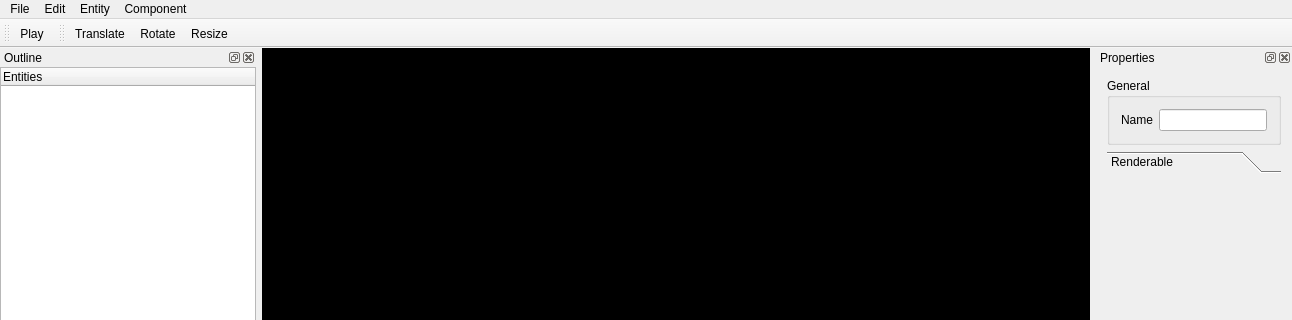
The window that RootTools/Treenity/UI/Treenity.ui (kevinortegren/zombieshroom) describes before a commit, drawn with Qt 5; both pictures show x 0 to 1292 and y 0 to 320 of the 1292 by 902 pixel window.
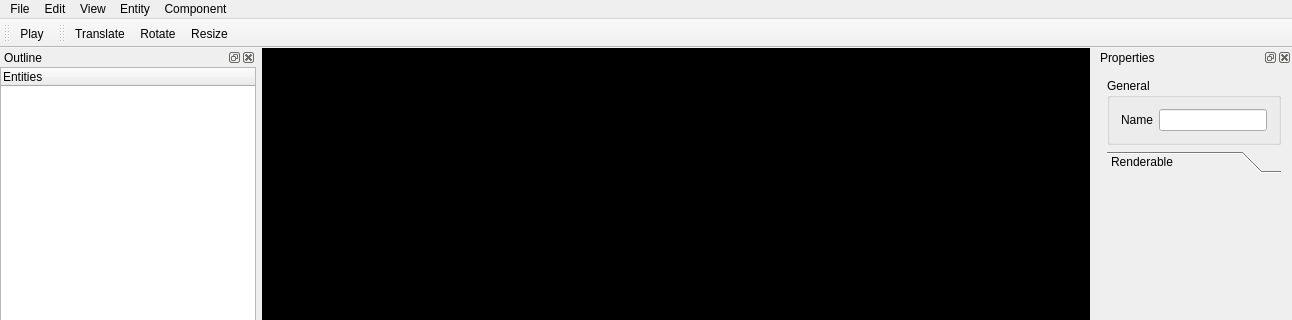
The same window after the commit. Icons and pictures are not drawn. Custom widgets are drawn as their Qt base class.

```diff
--- a/RootTools/Treenity/UI/Treenity.ui
+++ b/RootTools/Treenity/UI/Treenity.ui
@@ -81,8 +81,15 @@
      <string>Component</string>
     </property>
    </widget>
+   <widget class="QMenu" name="menuView">
+    <property name="title">
+     <string>View</string>
+    </property>
+    <addaction name="actionLog"/>
+   </widget>
    <addaction name="menuFile"/>
    <addaction name="menuEdit"/>
+   <addaction name="menuView"/>
    <addaction name="menuEntity"/>
    <addaction name="menuComponent"/>
   </widget>
```
Left out of the diff: 5 changed lines with no effect on the pictures.
